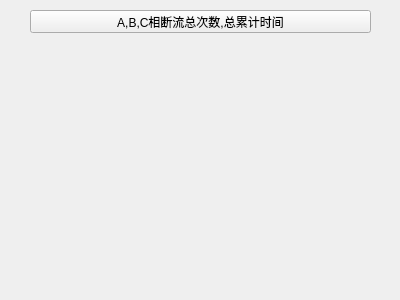
The window that SerialPortAssistant-master/SerialPortAssistant-master/event/breakcurrent.ui (qq71838603/SerialPort-read9009) describes before a commit, drawn with Qt 5.
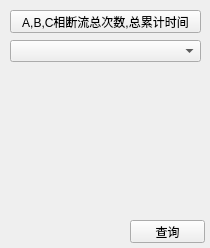
The same window after the commit.

Diff of the .ui file:
```diff
--- a/SerialPortAssistant-master/SerialPortAssistant-master/event/breakcurrent.ui
+++ b/SerialPortAssistant-master/SerialPortAssistant-master/event/breakcurrent.ui
@@ -6,8 +6,8 @@
    <rect>
     <x>0</x>
     <y>0</y>
-    <width>400</width>
-    <height>300</height>
+    <width>210</width>
+    <height>248</height>
    </rect>
   </property>
   <property name="windowTitle">
@@ -16,9 +16,9 @@
   <widget class="QPushButton" name="ABCbreakcurrent">
    <property name="geometry">
     <rect>
-     <x>30</x>
+     <x>10</x>
      <y>10</y>
-     <width>341</width>
+     <width>191</width>
      <height>23</height>
     </rect>
    </property>
@@ -26,6 +26,29 @@
     <string>A,B,C相断流总次数,总累计时间</string>
    </property>
   </widget>
+  <widget class="QPushButton" name="query_button">
+   <property name="geometry">
+    <rect>
+     <x>130</x>
+     <y>220</y>
+     <width>75</width>
+     <height>23</height>
+    </rect>
+   </property>
+   <property name="text">
+    <string>查询</string>
+   </property>
+  </widget>
+  <widget class="QComboBox" name="comboBox">
+   <property name="geometry">
+    <rect>
+     <x>10</x>
+     <y>40</y>
+     <width>191</width>
+     <height>22</height>
+    </rect>
+   </property>
+  </widget>
  </widget>
  <resources/>
  <connections/>
```
